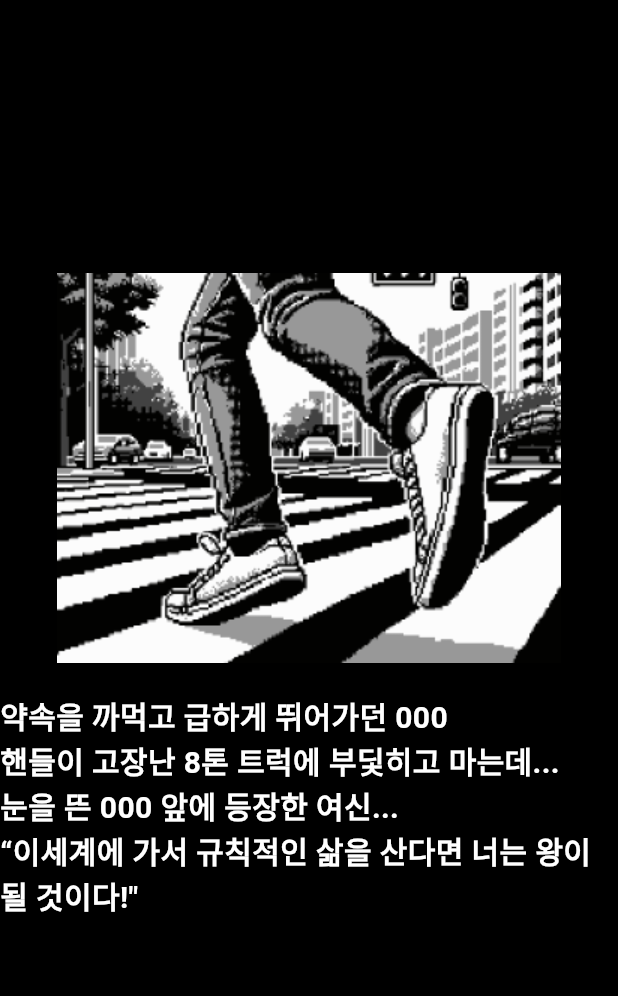
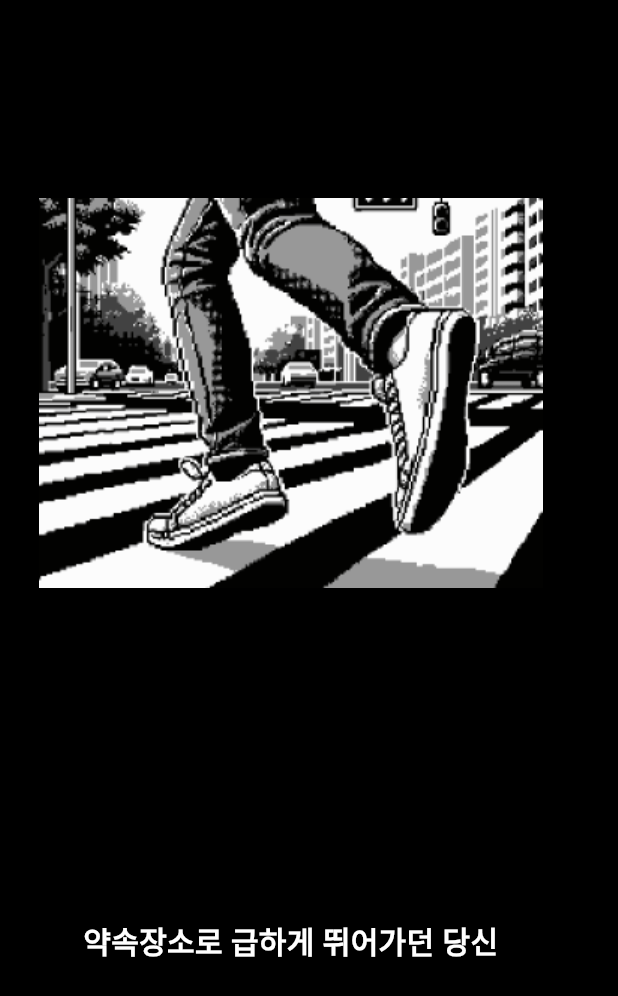
Before and after one commit to lojo0307/KingMaker, a Flutter app: the StoryPage screen opened directly, on a phone screen of 412 x 824 dp. Shown: the top 996 px of the screen. Run offline on Flutter 3.47's test engine with Material 2 defaults, Android fonts, the phone set to English and light mode, and no system bars; drawn by our look-alikes of animated_text_kit; our stand-ins replace persistent_bottom_nav_bar, social_login_buttons.

Commit message:
:zap: feat: 텍스트에니메이션 테스트

```diff
--- a/frontend/kingmaker/lib/page/story_page.dart
+++ b/frontend/kingmaker/lib/page/story_page.dart
@@ -1,7 +1,6 @@
-import 'dart:async';
 import 'package:flutter/material.dart';
-import 'package:auto_size_text/auto_size_text.dart';
 import 'package:animated_text_kit/animated_text_kit.dart';
+import 'package:kingmaker/widget/common/bottom_nav_bar.dart';
 
 class StoryPage extends StatelessWidget {
   const StoryPage({super.key});
@@ -9,22 +8,34 @@ class StoryPage extends StatelessWidget {
   Widget build(BuildContext context) {
     String img = "assets/signup/story1.png";
     List<String> storyList = [
-      "약속을 까먹고 급하게 뛰어가던 000 ",
-      "핸들이 고장난 8톤 트럭에 부딫히고 마는데...",
-      "눈을 뜬 000 앞에 등장한 여신...",
-      '“이세계에 가서 규칙적인 삶을 산다면 너는 왕이 될 것이다!"'];
+      "약속장소로 급하게 뛰어가던 당신 ",
+      "핸들이 고장난 8t 트럭에 부딪히는데...",
+      "눈을 뜬 당신 앞에 등장한 여신...",
+      '“이세계에 가서 규칙적인 삶을 산다면..."',
+      '"당신은 왕이 될 것이다!"'];
     return Scaffold(
       backgroundColor: Colors.black,
-      body: Column(
+      body:GestureDetector(
+        onTap: (){
+          Navigator.pushAndRemoveUntil(
+              context,
+              MaterialPageRoute(
+                  builder: (context) => BottomNavBar()), (route) => false
+          );
+        },
+        child: Column(
           mainAxisAlignment: MainAxisAlignment.center,
           children: <Widget>[
             Image(image: AssetImage(img), height: 300),
+            const SizedBox(height: 200),
             SizedBox(
-            height: 200,
+              height: 100,
               child: AnimatedTextKit(
                 animatedTexts: [
+                  ...List.generate(storyList.length, (index) =>
                       TypewriterAnimatedText(
-                  '약속을 까먹고 급하게 뛰어가던 000\n핸들이 고장난 8톤 트럭에 부딫히고 마는데...\n눈을 뜬 000 앞에 등장한 여신...\n“이세계에 가서 규칙적인 삶을 산다면 너는 왕이 될 것이다!"',
+                        storyList[index],
+                        textAlign: TextAlign.center,
                         textStyle: const TextStyle(
                           fontSize: 20,
                           fontWeight: FontWeight.bold,
@@ -32,16 +43,18 @@ class StoryPage extends StatelessWidget {
                         ),
                         speed: const Duration(milliseconds: 150),
                       ),
+                  ),
                 ],
                 repeatForever: false,
                 isRepeatingAnimation: false,
-              pause: const Duration(),
                 displayFullTextOnTap: true,
                 stopPauseOnTap: false,
+                pause: const Duration(milliseconds: 0),
               ),
             ),
           ],
         ),
+      ),
     );
   }
 }
```
Lines whose indentation alone changed are shown as unchanged.
